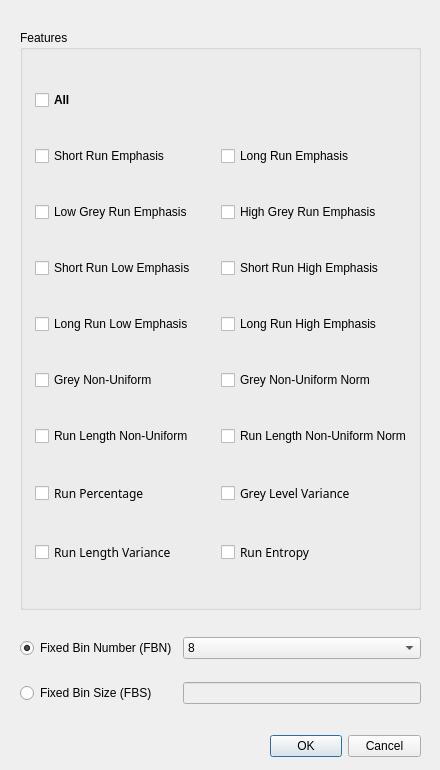
Above: platform/popup_GLRLM.ui from Jiwon-Hwang/Radiomics-Feature-Extraction before the change. Below: the same form after it.
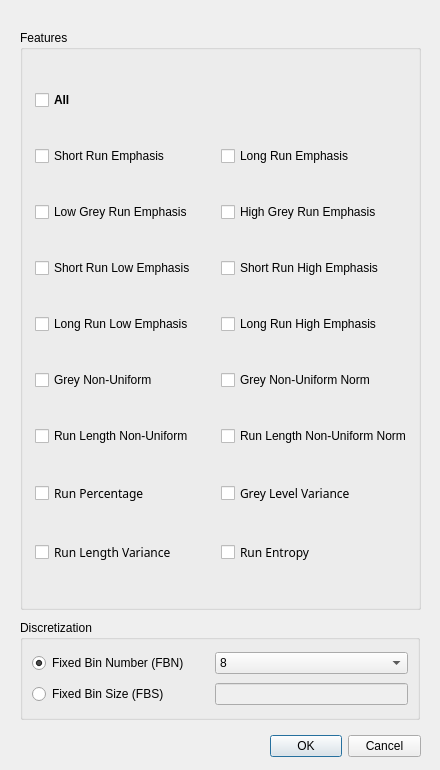
That is the form after the change.

Diff of the .ui file:
```diff
--- a/platform/popup_GLRLM.ui
+++ b/platform/popup_GLRLM.ui
@@ -384,22 +384,26 @@
     </item>
    </layout>
   </widget>
-  <widget class="QWidget" name="gridLayoutWidget">
+  <widget class="QGroupBox" name="groupBox_Bins">
    <property name="geometry">
     <rect>
      <x>20</x>
      <y>620</y>
-     <width>401</width>
-     <height>101</height>
+     <width>400</width>
+     <height>100</height>
     </rect>
    </property>
-   <layout class="QGridLayout" name="gridLayout_2">
-    <property name="sizeConstraint">
-     <enum>QLayout::SetDefaultConstraint</enum>
-    </property>
-    <property name="horizontalSpacing">
-     <number>6</number>
-    </property>
+   <property name="title">
+    <string>Discretization</string>
+   </property>
+   <layout class="QGridLayout" name="gridLayout_3">
+    <item row="2" column="1">
+     <widget class="QLineEdit" name="lineEdit_sBin">
+      <property name="enabled">
+       <bool>false</bool>
+      </property>
+     </widget>
+    </item>
     <item row="0" column="1">
      <widget class="QComboBox" name="comboBox_nBins">
       <property name="sizePolicy">
@@ -451,30 +455,20 @@
     <item row="0" column="0">
      <widget class="QRadioButton" name="radioButton_FBN">
       <property name="text">
-       <string>Fixed Bin Number (FBN)</string>
+       <string>Fixed Bin Number (FBN)      </string>
       </property>
       <property name="checked">
        <bool>true</bool>
       </property>
      </widget>
     </item>
-    <item row="1" column="0">
+    <item row="2" column="0">
      <widget class="QRadioButton" name="radioButton_FBS">
-      <property name="enabled">
-       <bool>true</bool>
-      </property>
       <property name="text">
        <string>Fixed Bin Size (FBS)</string>
       </property>
      </widget>
     </item>
-    <item row="1" column="1">
-     <widget class="QLineEdit" name="lineEdit_sBin">
-      <property name="enabled">
-       <bool>false</bool>
-      </property>
-     </widget>
-    </item>
    </layout>
   </widget>
  </widget>
```
